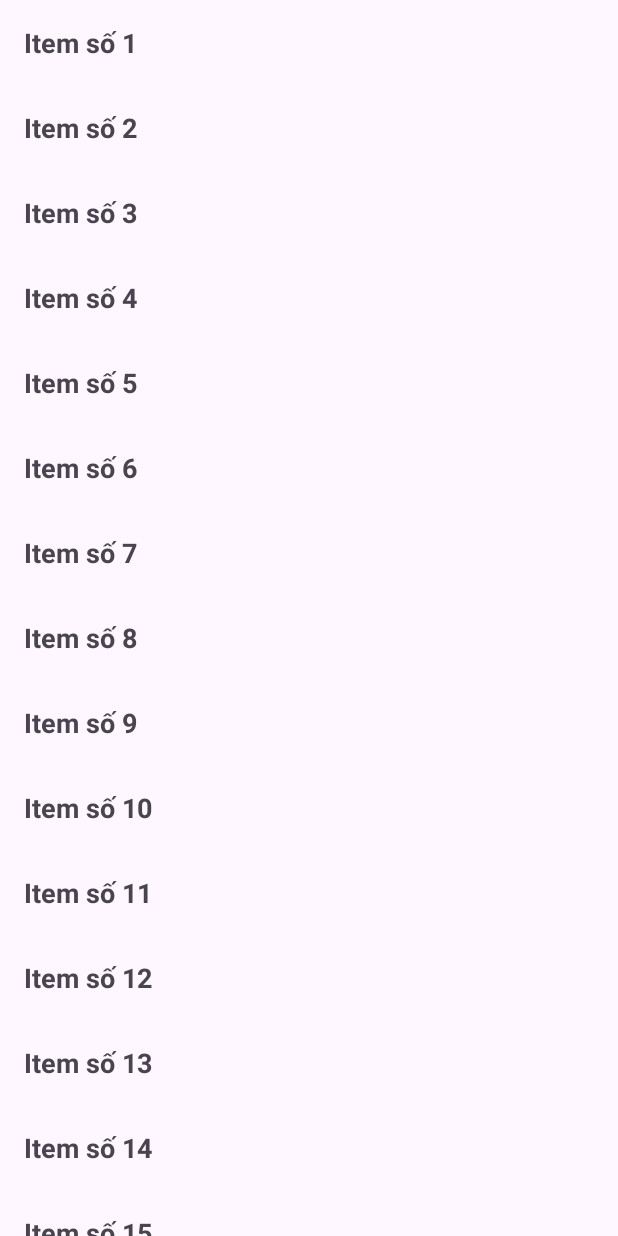
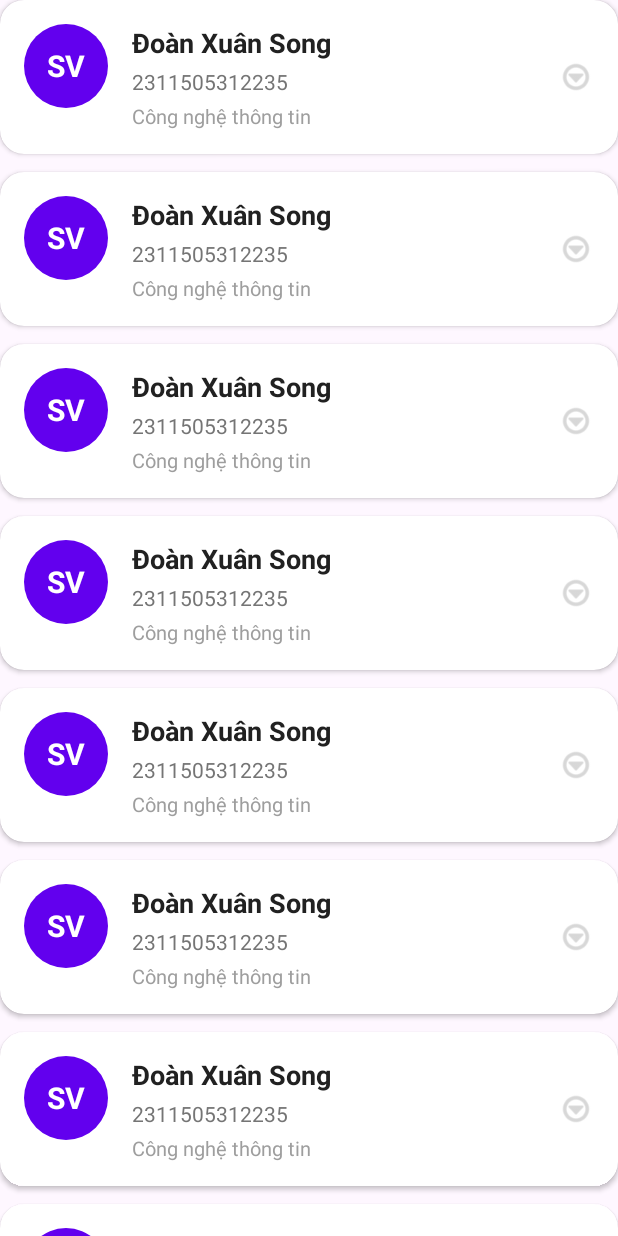
Before and after one commit to Song1611/BTRecyclerView, an Android app: the screen it shows after launch (MainActivity), on a phone screen of 412 x 824 dp. Run offline under Robolectric (Android 15) with nearby library versions, the phone set to English and light mode, and no system bars; 2 statements that could not run were skipped.

Commit message:
done update item_row.xml

```diff
--- a/app/src/main/res/layout/item_row.xml
+++ b/app/src/main/res/layout/item_row.xml
@@ -1,15 +1,81 @@
 <?xml version="1.0" encoding="utf-8"?>
-<LinearLayout xmlns:android="http://schemas.android.com/apk/res/android"
-    android:orientation="vertical"
-    android:padding="16dp"
+<com.google.android.material.card.MaterialCardView
+    xmlns:android="http://schemas.android.com/apk/res/android"
+    xmlns:app="http://schemas.android.com/apk/res-auto"
     android:layout_width="match_parent"
-    android:layout_height="wrap_content">
+    android:layout_height="wrap_content"
+    android:layout_marginBottom="12dp"
+    app:cardBackgroundColor="#FFFFFF"
+    app:cardCornerRadius="16dp"
+    app:cardElevation="2dp"
+    app:strokeWidth="0dp"
+    android:clickable="true"
+    android:focusable="true"
+    android:foreground="?attr/selectableItemBackground">
 
-    <TextView
-        android:id="@+id/txtTitle"
-        android:textSize="18sp"
-        android:textStyle="bold"
-        android:layout_width="wrap_content"
-        android:layout_height="wrap_content" />
+    <LinearLayout
+        android:layout_width="match_parent"
+        android:layout_height="wrap_content"
+        android:orientation="horizontal"
+        android:padding="16dp">
 
-</LinearLayout>
+        <!-- Avatar Circle -->
+        <TextView
+            android:id="@+id/txtAvatar"
+            android:layout_width="56dp"
+            android:layout_height="56dp"
+            android:background="@drawable/circle_background"
+            android:gravity="center"
+            android:text="SV"
+            android:textColor="#FFFFFF"
+            android:textSize="20sp"
+            android:textStyle="bold" />
+
+        <!-- Student Info -->
+        <LinearLayout
+            android:layout_width="0dp"
+            android:layout_height="wrap_content"
+            android:layout_weight="1"
+            android:layout_marginStart="16dp"
+            android:orientation="vertical">
+
+            <TextView
+                android:id="@+id/txtStudentName"
+                android:layout_width="wrap_content"
+                android:layout_height="wrap_content"
+                android:text="Đoàn Xuân Song"
+                android:textColor="#212121"
+                android:textSize="18sp"
+                android:textStyle="bold"
+                android:maxLines="1"
+                android:ellipsize="end" />
+
+            <TextView
+                android:id="@+id/txtStudentId"
+                android:layout_width="wrap_content"
+                android:layout_height="wrap_content"
+                android:layout_marginTop="4dp"
+                android:text="2311505312235"
+                android:textColor="#757575"
+                android:textSize="14sp" />
+
+            <TextView
+                android:id="@+id/txtStudentMajor"
+                android:layout_width="wrap_content"
+                android:layout_height="wrap_content"
+                android:layout_marginTop="4dp"
+                android:text="Công nghệ thông tin"
+                android:textColor="#9E9E9E"
+                android:textSize="13sp" />
+        </LinearLayout>
+
+        <!-- Arrow Icon -->
+        <ImageView
+            android:layout_width="24dp"
+            android:layout_height="24dp"
+            android:layout_gravity="center_vertical"
+            android:src="@android:drawable/ic_menu_more"
+            app:tint="#BDBDBD" />
+    </LinearLayout>
+
+</com.google.android.material.card.MaterialCardView>
```
